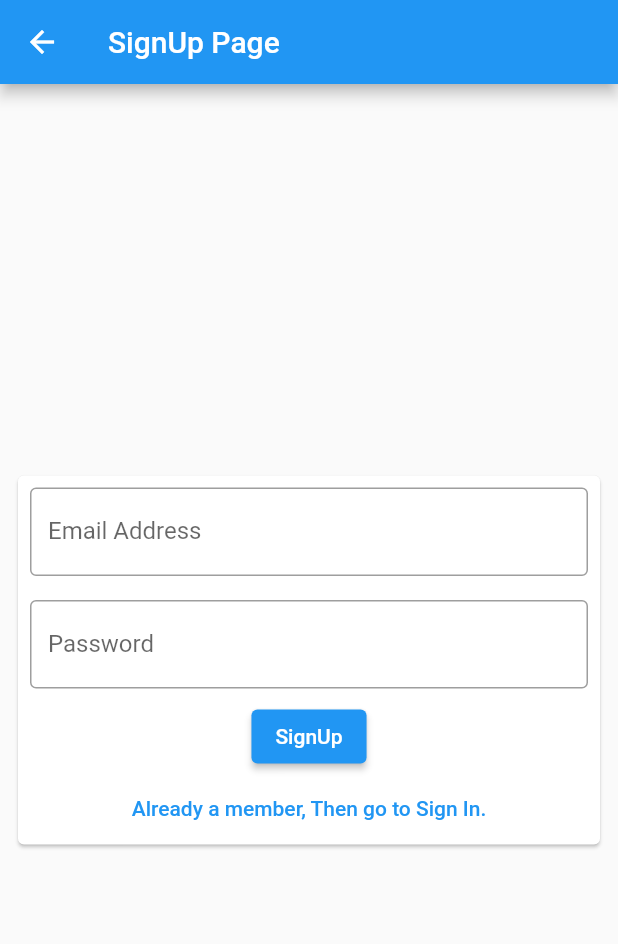
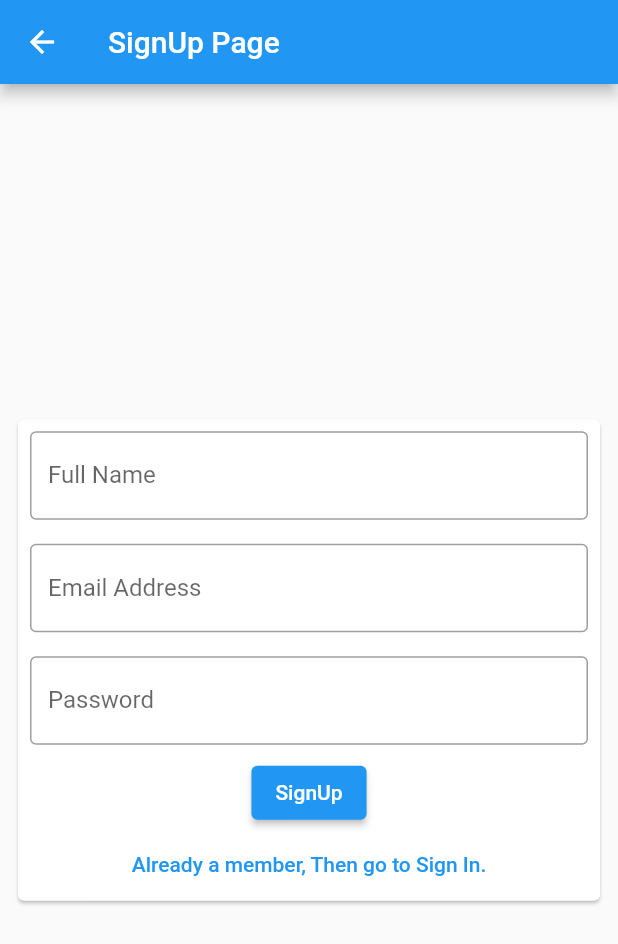
Before and after one commit to KiranBendkoli1/lets-quick-share, a Flutter app: the screen it shows after launch, after a tap on "Not a member, Click here to Sign Up.", on a phone screen of 412 x 824 dp. Shown: the top 944 px of the screen. Run offline on Flutter 3.47's test engine with Material 2 defaults, Android fonts, the phone set to English and light mode, and no system bars; our stand-ins replace cloud_firestore, firebase_auth, firebase_core, shared_preferences; accounts and stored records are empty; network calls fail.

Commit message:
added responsiveness using media query

```diff
--- a/lib/authentication.dart
+++ b/lib/authentication.dart
@@ -5,10 +5,14 @@ class AuthenticationHelper {
   get user => _auth.currentUser;
 
   // Sign Up Method
-  Future signUp({required String email, required String password}) async {
+  Future signUp(
+      {required String email,
+      required String password,
+      required String name}) async {
     try {
       await _auth.createUserWithEmailAndPassword(
           email: email, password: password);
+      _auth.currentUser!.updateDisplayName(name);
       return null;
     } on FirebaseAuthException catch (e) {
       return e.message;
--- a/lib/signin.dart
+++ b/lib/signin.dart
@@ -35,11 +35,27 @@ class _SignInState extends State<SignIn> {
 
   @override
   Widget build(BuildContext context) {
+    var width = MediaQuery.of(context).size.width;
     return Scaffold(
       appBar: AppBar(
         title: Text("SignIn Page"),
       ),
-      body: Center(
+      body: Center(child: rfunction(width)),
+    );
+  }
+
+  Widget rfunction(width) {
+    if (width > 950)
+      return myContainer(width, 0.6);
+    else if (width > 600)
+      return myContainer(width, 0.8);
+    else
+      return myContainer(width, 1);
+  }
+
+  Widget myContainer(width, per) {
+    return SizedBox(
+      width: width * per,
       child: Padding(
         padding: const EdgeInsets.all(8.0),
         child: Card(
@@ -123,7 +139,6 @@ class _SignInState extends State<SignIn> {
           ),
         ),
       ),
-      ),
     );
   }
 }
--- a/lib/signup.dart
+++ b/lib/signup.dart
@@ -14,42 +14,70 @@ class SignUp extends StatefulWidget {
 }
 
 class _SignUpState extends State<SignUp> {
-  var email = "", password = "";
+  var email = "", password = "", name = "";
+  TextEditingController _nameContoroller = TextEditingController();
   TextEditingController _emailContoroller = TextEditingController();
   TextEditingController _passwordContoroller = TextEditingController();
 
   @override
   void initState() {
     super.initState();
-    checkSignIn();
+    //checkSignIn();
   }
 
-  void checkSignIn() async {
-    SharedPreferences prefs = await SharedPreferences.getInstance();
-    bool? isLoggedIn = prefs.getBool('loggedIn');
-    if (isLoggedIn == true) {
-      Navigator.pushReplacement(
-        context,
-        MaterialPageRoute(
-          builder: (context) => HomePage(),
-        ),
-      );
-    }
-  }
+  // void checkSignIn() async {
+  //   SharedPreferences prefs = await SharedPreferences.getInstance();
+  //   bool? isLoggedIn = prefs.getBool('loggedIn');
+  //   if (isLoggedIn == true) {
+  //     Navigator.pushReplacement(
+  //       context,
+  //       MaterialPageRoute(
+  //         builder: (context) => HomePage(),
+  //       ),
+  //     );
+  //   }
+  // }
 
   @override
   Widget build(BuildContext context) {
+    var width = MediaQuery.of(context).size.width;
     return Scaffold(
       appBar: AppBar(
         title: const Text("SignUp Page"),
       ),
-      body: Center(
+      body: Center(child: rfunction(width)),
+    );
+  }
+
+  Widget rfunction(width) {
+    if (width > 950)
+      return myContainer(width, 0.6);
+    else if (width > 600)
+      return myContainer(width, 0.8);
+    else
+      return myContainer(width, 1);
+  }
+
+  Widget myContainer(width, per) {
+    return SizedBox(
+      width: width * per,
       child: Padding(
         padding: const EdgeInsets.all(8.0),
         child: Card(
           child: SingleChildScrollView(
             child: Column(
               children: [
+                Padding(
+                  padding: const EdgeInsets.all(8.0),
+                  child: TextField(
+                    controller: _nameContoroller,
+                    keyboardType: TextInputType.text,
+                    decoration: InputDecoration(
+                      label: Text("Full Name"),
+                      border: OutlineInputBorder(),
+                    ),
+                  ),
+                ),
                 Padding(
                   padding: const EdgeInsets.all(8.0),
                   child: TextField(
@@ -80,9 +108,10 @@ class _SignUpState extends State<SignUp> {
                   onPressed: () {
                     email = _emailContoroller.text;
                     password = _passwordContoroller.text;
+                    name = _nameContoroller.text;
                     setState(() {});
                     AuthenticationHelper()
-                          .signUp(email: email, password: password)
+                        .signUp(email: email, password: password, name: name)
                         .then((result) async {
                       if (result == null) {
                         SharedPreferences prefs =
@@ -123,7 +152,6 @@ class _SignUpState extends State<SignUp> {
           ),
         ),
       ),
-      ),
     );
   }
 }
--- a/pubspec.yaml
+++ b/pubspec.yaml
@@ -31,6 +31,7 @@ dependencies:
   cupertino_icons: ^1.0.2
   firebase_auth: ^3.3.6
   firebase_core: ^1.12.0
+  fluttertoast: ^8.0.8
   flutter:
     sdk: flutter
   shared_preferences: ^2.0.13
```
Also changed, not shown: pubspec.lock, 1 other file. Lines whose indentation alone changed are shown as unchanged.
